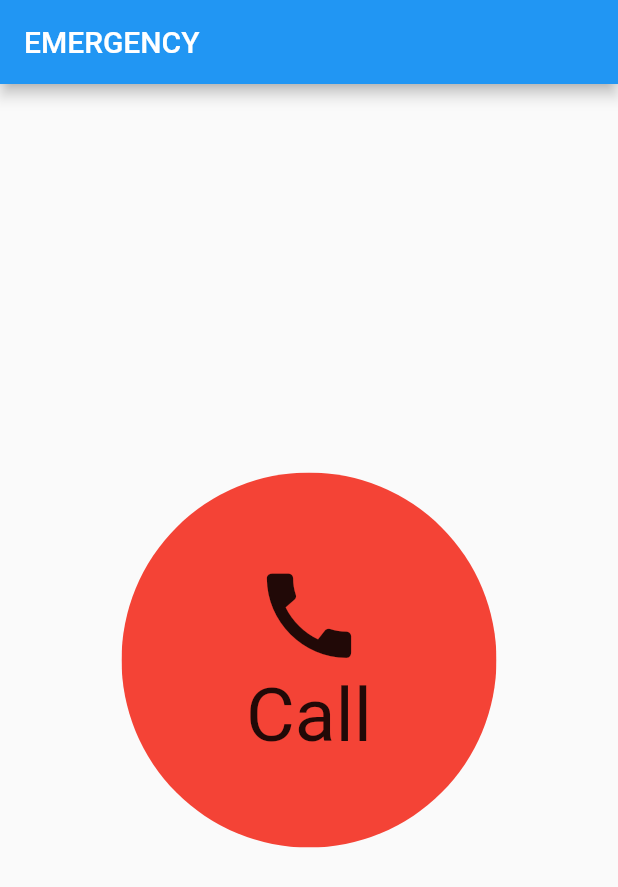
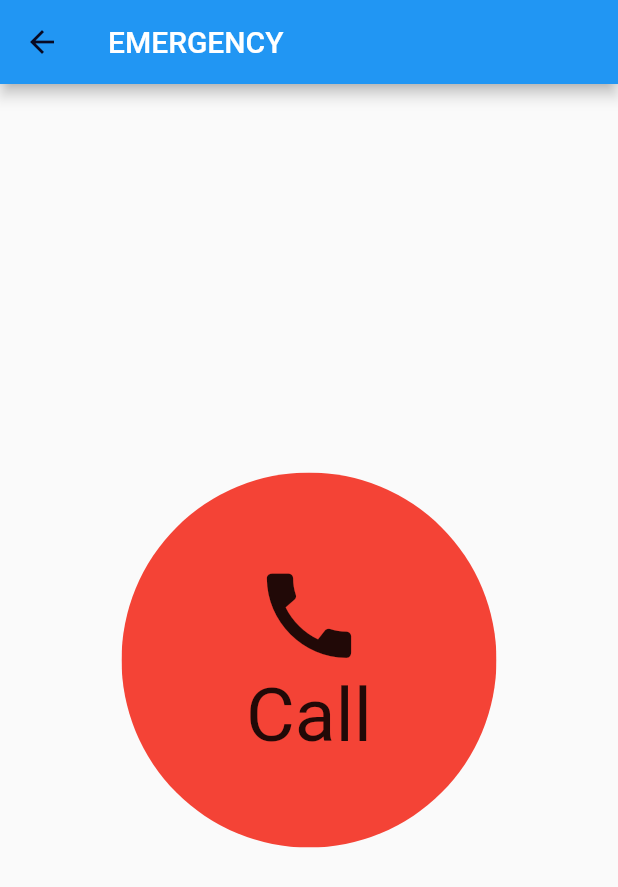
Before and after one commit to AnandSR7/ALZ, a Flutter app: the MyGridScreen screen opened directly, after a tap on an icon or button, on a phone screen of 412 x 824 dp. Shown: the top 887 px of the screen. Run offline on Flutter 3.47's test engine with Material 2 defaults, Android fonts, the light colour scheme and no system bars; our stand-ins replace firebase_auth, firebase_core, shared_preferences, splashscreen; missing offline and left inert: firebase_auth_web, firebase_core_web, flutter_phone_direct_caller; accounts and stored records are empty.

Commit message:
Add files via upload

```diff
--- a/lib/emergency.dart
+++ b/lib/emergency.dart
@@ -27,6 +27,11 @@
           home: new Scaffold(
             appBar: new AppBar(
               title: const Text('EMERGENCY'),
+               automaticallyImplyLeading: false,
+  leading: new IconButton(
+    icon: new Icon(Icons.arrow_back, color: Color.fromARGB(255, 8, 10, 36)),
+    onPressed: () => Navigator.of(context).pop(),
+            ),
             ),
             body: new Row(
               mainAxisAlignment: MainAxisAlignment.center,
@@ -50,6 +55,7 @@
           children: <Widget>[
                 Icon(Icons.call, size: 75,), // icon
                 Text("Call",style: TextStyle(fontSize: 50),),
+
                  // text
           ],
         ),
--- a/lib/home.dart
+++ b/lib/home.dart
@@ -1,5 +1,4 @@
 import 'dart:async';
-import 'package:flutter_phone_direct_caller/flutter_phone_direct_caller.dart';
 import 'package:flutter/material.dart';
 import 'emergency.dart';
 
--- a/lib/main.dart
+++ b/lib/main.dart
@@ -2,6 +2,7 @@ import 'package:flutter/material.dart';
 import 'package:firebase_core/firebase_core.dart';
 import 'package:flutterprojects/splash.dart';
 import 'package:flutter/services.dart';
+import 'package:shared_preferences/shared_preferences.dart';
 
 void main() async{
   WidgetsFlutterBinding.ensureInitialized();
@@ -23,3 +24,12 @@ class LoginSignupUI extends StatelessWidget {
     );
   }
 }
+setVisitingFlag()async{
+  SharedPreferences preferences = await SharedPreferences.getInstance();
+  preferences.setBool("alreadyvisited", true);
+}
+getVisitingFlag() async{
+  SharedPreferences preferences = await SharedPreferences.getInstance();
+  bool alreadyVisited = preferences.getBool("alreadyvisited") ?? false;
+  return alreadyVisited;
+}
```
Also changed, not shown: lib/splash.dart (+17 -2 lines).
